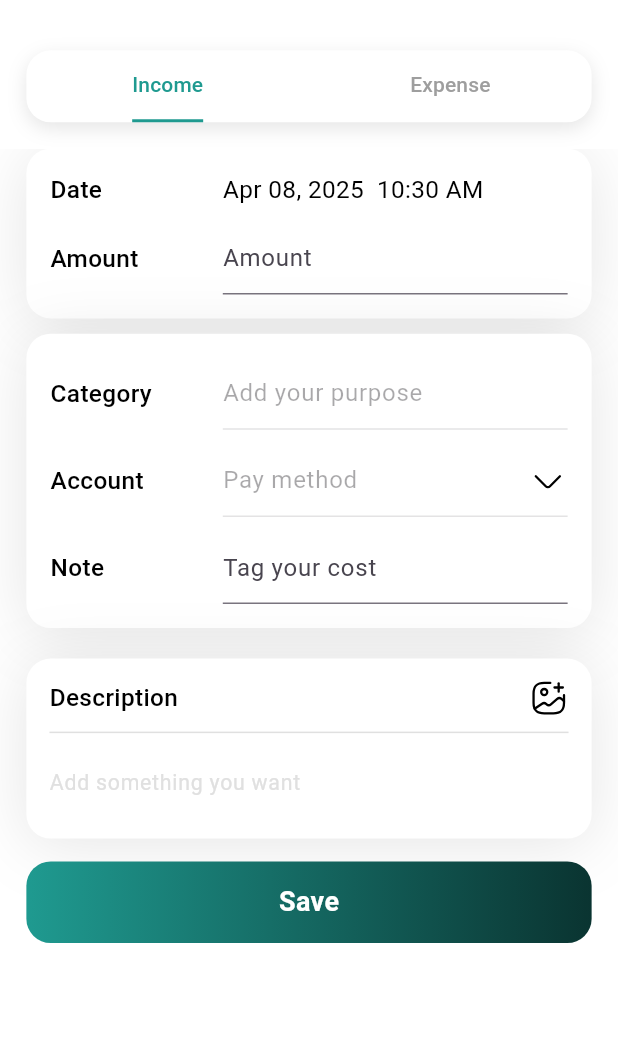
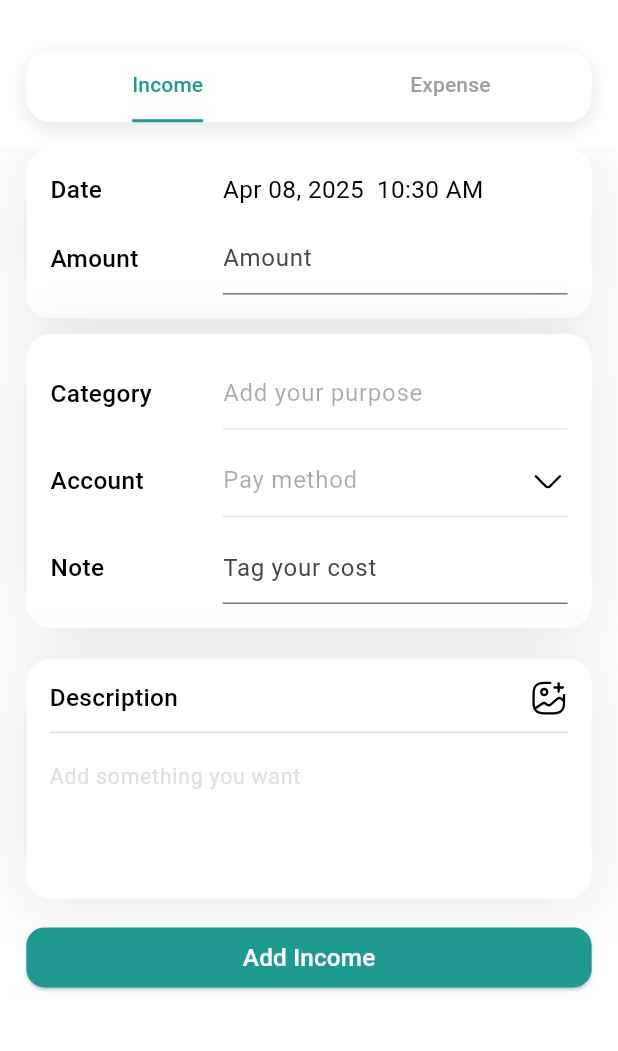
Before and after one commit to Joint-Venture-AI/financial_ai, a Flutter app: the AddScreen screen opened directly, on a phone screen of 412 x 824 dp, the part 60-1111 px from its top. Run offline on Flutter 3.47's test engine with Material 3 defaults, Android fonts, the phone set to English and light mode, and no system bars; our stand-ins replace dots_indicator, fl_chart, flutter_otp_text_field, flutter_screenutil, flutter_svg, get and 5 more; accounts and stored records are empty; project files that could hold a hidden picture were left out.

Commit message:
added income_expense

```diff
--- a/lib/core/utils/api_endpoint.dart
+++ b/lib/core/utils/api_endpoint.dart
@@ -15,4 +15,7 @@ class ApiEndpoint {
   static const String getPresentMonth =
       '$baseUrl/finance-report/get-present-month-summary';
   static const String getCoursesList = '$baseUrl/course?limit=5';
+
+  static const String addIncomeData = '$baseUrl/income/add-income';
+  static const String addExpenseData = '$baseUrl/expense/add-expense';
 }
--- a/lib/views/screens/add/components/add_income_section.dart
+++ b/lib/views/screens/add/components/add_income_section.dart
@@ -6,6 +6,7 @@ import 'package:financial_ai_mobile/core/utils/app_styles.dart';
 import 'package:financial_ai_mobile/views/glob_widgets/gradiunt_global_button.dart';
 import 'package:financial_ai_mobile/views/screens/add/components/base_helper.dart';
 import 'package:financial_ai_mobile/views/screens/add/components/image_chosed_item.dart';
+import 'package:flutter/cupertino.dart';
 import 'package:flutter/material.dart';
 import 'package:flutter/widgets.dart';
 import 'package:flutter_screenutil/flutter_screenutil.dart';
@@ -85,6 +86,8 @@ class AddIncomeSection extends StatelessWidget {
                         Expanded(
                           flex: 2,
                           child: TextField(
+                            controller: addController.amountController,
+                            keyboardType: TextInputType.number,
                             decoration: InputDecoration(hintText: 'Amount'),
                           ),
                         ),
@@ -202,6 +205,8 @@ class AddIncomeSection extends StatelessWidget {
                         Expanded(
                           flex: 2,
                           child: TextField(
+                            controller: addController.noteController,
+                            keyboardType: TextInputType.text,
                             decoration: InputDecoration(
                               hintText: 'Tag your cost',
                             ),
@@ -291,6 +296,8 @@ class AddIncomeSection extends StatelessWidget {
                     Divider(color: AppStyles.lightGreyColor, height: 1),
                     SizedBox(height: 8.h),
                     TextField(
+                      controller: addController.descriptionController,
+                      maxLines: 3,
                       decoration: InputDecoration(
                         border: InputBorder.none,
                         hintText: 'Add something you want',
@@ -305,7 +312,26 @@ class AddIncomeSection extends StatelessWidget {
               ),
             ),
             SizedBox(height: 15.h),
-            GradiuntGlobalButton(text: 'Save', onTap: () {}),
+            Obx(() {
+              return SizedBox(
+                width: double.infinity,
+                child: ElevatedButton(
+                  onPressed: () async {
+                    await addController.addIncomeData(true);
+                  },
+                  child:
+                      addController.isLoading.value
+                          ? CupertinoActivityIndicator(color: Colors.white)
+                          : Text(
+                            'Add Income',
+                            style: AppStyles.mediumText.copyWith(
+                              color: Colors.white,
+                              fontSize: 16.sp,
+                            ),
+                          ),
+                ),
+              );
+            }),
           ],
         ),
       ),
--- a/pubspec.yaml
+++ b/pubspec.yaml
@@ -28,6 +28,7 @@ dependencies:
   intl: ^0.20.2
   shared_preferences: ^2.5.3
   url_launcher: ^6.3.1
+  mime: ^2.0.0
 
 dev_dependencies:
   flutter_test:
```
Also changed, not shown: lib/controller/add_data_controller/add_data_controller.dart (+139 -0 lines), lib/core/services/api_services.dart (+39 -0 lines), lib/views/screens/add/components/add_expense_section.dart (+29 -3 lines), pubspec.lock.
